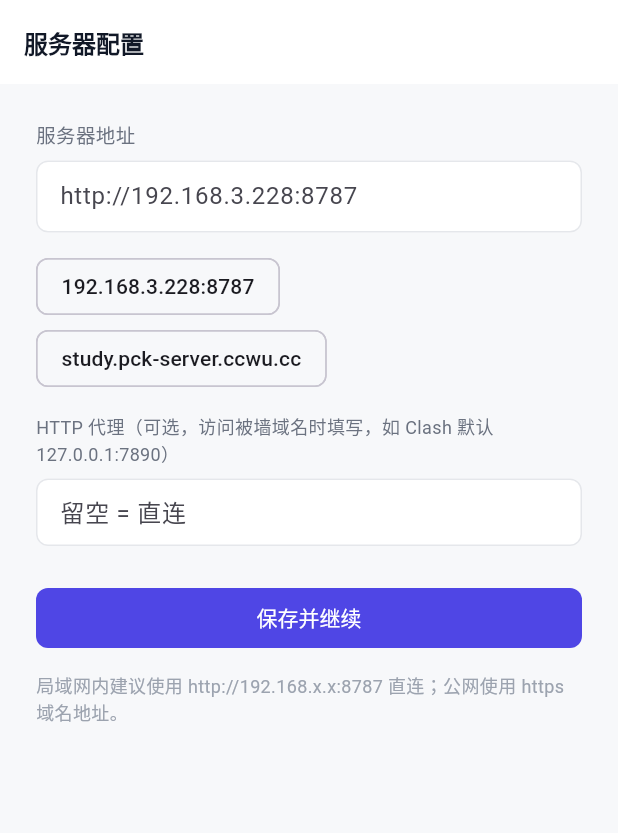
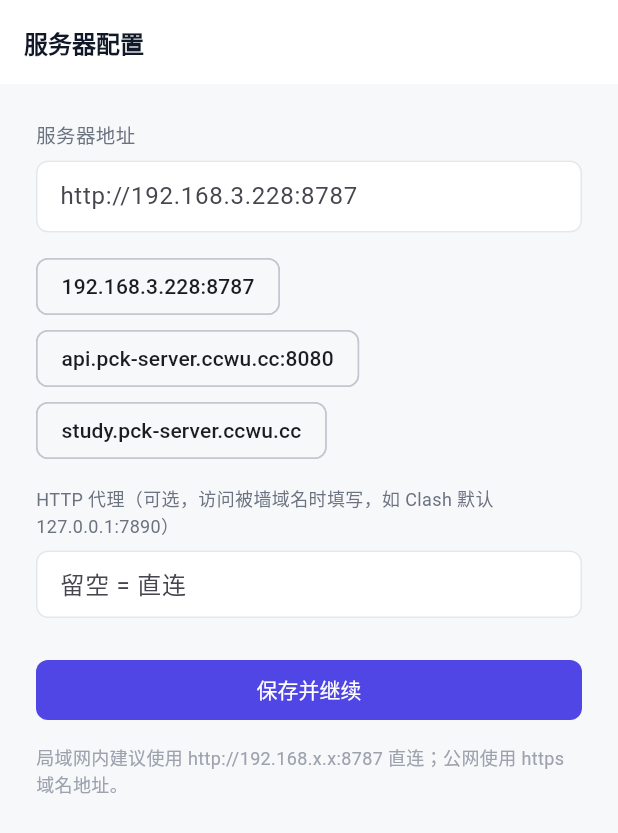
Before and after one commit to pengchegnkai/study-materials-platform, a Flutter app: the screen it shows after launch, on a phone screen of 412 x 824 dp. Shown: the top 833 px of the screen. Run offline on Flutter 3.47's test engine with Material 3 defaults, Android fonts, the phone set to English and light mode, and no system bars; drawn by our look-alikes of dynamic_color; our stand-ins replace dio, file_picker, flutter_markdown, flutter_riverpod, go_router, photo_view and 2 more; missing offline and left inert: network_info_plus.

Commit message:
App 推荐地址增加可用的 API 域名 http://api.pck-server.ccwu.cc:8080
Co-Authored-By: AtomCode (nvidia/nemotron-3-ultra-550b-a55b:free) <noreply@atomgit.com>

```diff
--- a/study-app/app/lib/core/config.dart
+++ b/study-app/app/lib/core/config.dart
@@ -41,9 +41,10 @@ class AppConfig {
     await prefs.setString(_key, u);
   }
 
-  /// 预设地址：局域网直连与公网域名，供配置页快速选择
+  /// 预设地址：局域网直连、公网 API 域名（HTTP 明文端口 8080）、主站公网域名
   static const suggestions = [
     'http://192.168.3.228:8787',
+    'http://api.pck-server.ccwu.cc:8080',
     'https://study.pck-server.ccwu.cc',
   ];
 }
```
